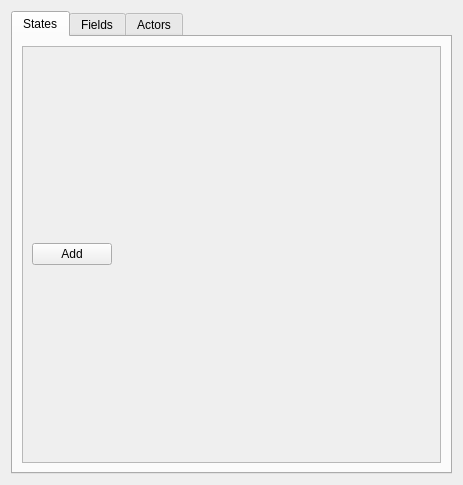
The window that plugins/Commands/Dialog/dialogcreateview.ui (KDE/simon) describes before a commit, drawn with Qt 5.
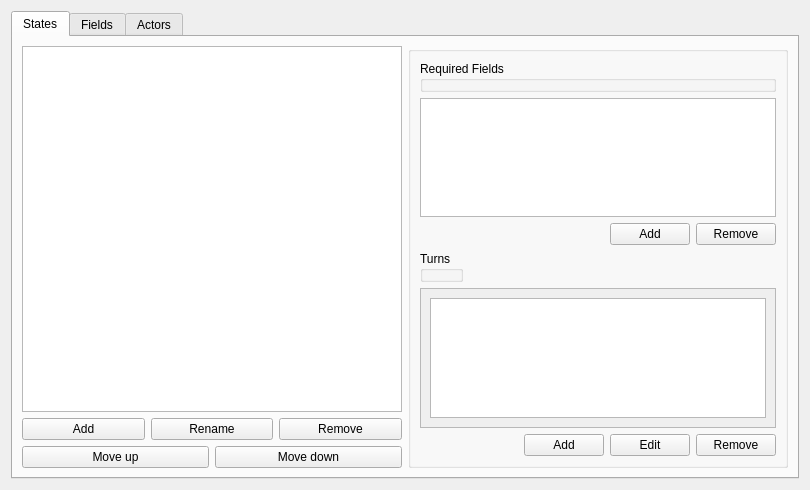
The same window after the commit. Custom widgets are drawn as their Qt base class.

Commit message: Added multiple turns within a state

```diff
--- a/plugins/Commands/Dialog/dialogcreateview.ui
+++ b/plugins/Commands/Dialog/dialogcreateview.ui
@@ -6,8 +6,8 @@
    <rect>
     <x>0</x>
     <y>0</y>
-    <width>463</width>
-    <height>485</height>
+    <width>810</width>
+    <height>490</height>
    </rect>
   </property>
   <property name="windowTitle">
@@ -23,8 +23,140 @@
       <attribute name="title">
        <string>States</string>
       </attribute>
+      <layout class="QHBoxLayout" name="horizontalLayout_9">
+       <item>
+        <layout class="QHBoxLayout" name="horizontalLayout_8">
+         <item>
+          <layout class="QVBoxLayout" name="verticalLayout_2">
+           <item>
+            <widget class="QListWidget" name="lwStates"/>
+           </item>
+           <item>
       <layout class="QHBoxLayout" name="horizontalLayout_2">
        <item>
+              <widget class="KPushButton" name="pbAddState">
+               <property name="text">
+                <string>Add</string>
+               </property>
+              </widget>
+             </item>
+             <item>
+              <widget class="KPushButton" name="pbRenameState">
+               <property name="text">
+                <string>Rename</string>
+               </property>
+              </widget>
+             </item>
+             <item>
+              <widget class="KPushButton" name="pbRemoveState">
+               <property name="text">
+                <string>Remove</string>
+               </property>
+              </widget>
+             </item>
+            </layout>
+           </item>
+           <item>
+            <layout class="QHBoxLayout" name="horizontalLayout_10">
+             <item>
+              <widget class="KPushButton" name="pbMoveStateUp">
+               <property name="text">
+                <string>Move up</string>
+               </property>
+              </widget>
+             </item>
+             <item>
+              <widget class="KPushButton" name="pbMoveStateDown">
+               <property name="text">
+                <string>Move down</string>
+               </property>
+              </widget>
+             </item>
+            </layout>
+           </item>
+          </layout>
+         </item>
+         <item>
+          <widget class="QGroupBox" name="groupBox_2">
+           <property name="title">
+            <string/>
+           </property>
+           <property name="flat">
+            <bool>false</bool>
+           </property>
+           <layout class="QVBoxLayout" name="verticalLayout">
+            <item>
+             <widget class="QGroupBox" name="gbRequiredFields">
+              <property name="title">
+               <string>Required Fields</string>
+              </property>
+              <property name="flat">
+               <bool>true</bool>
+              </property>
+             </widget>
+            </item>
+            <item>
+             <widget class="KListWidget" name="lwRequiredFields"/>
+            </item>
+            <item>
+             <layout class="QHBoxLayout" name="horizontalLayout_4">
+              <item>
+               <spacer name="horizontalSpacer">
+                <property name="orientation">
+                 <enum>Qt::Horizontal</enum>
+                </property>
+                <property name="sizeHint" stdset="0">
+                 <size>
+                  <width>40</width>
+                  <height>20</height>
+                 </size>
+                </property>
+               </spacer>
+              </item>
+              <item>
+               <widget class="KPushButton" name="pbAddRequiredField">
+                <property name="text">
+                 <string>Add</string>
+                </property>
+               </widget>
+              </item>
+              <item>
+               <widget class="KPushButton" name="pbRemoveRequiredField">
+                <property name="text">
+                 <string>Remove</string>
+                </property>
+               </widget>
+              </item>
+             </layout>
+            </item>
+            <item>
+             <layout class="QHBoxLayout" name="horizontalLayout_5">
+              <item>
+               <widget class="QGroupBox" name="gbTurns">
+                <property name="title">
+                 <string>Turns</string>
+                </property>
+                <property name="flat">
+                 <bool>true</bool>
+                </property>
+               </widget>
+              </item>
+              <item>
+               <spacer name="horizontalSpacer_4">
+                <property name="orientation">
+                 <enum>Qt::Horizontal</enum>
+                </property>
+                <property name="sizeHint" stdset="0">
+                 <size>
+                  <width>40</width>
+                  <height>20</height>
+                 </size>
+                </property>
+               </spacer>
+              </item>
+             </layout>
+            </item>
+            <item>
         <widget class="QScrollArea" name="scrollArea">
          <property name="frameShadow">
           <enum>QFrame::Plain</enum>
@@ -37,20 +169,22 @@
            <rect>
             <x>0</x>
             <y>0</y>
-            <width>433</width>
-            <height>431</height>
-           </rect>
-          </property>
-          <layout class="QHBoxLayout" name="horizontalLayout_4">
+                 <width>370</width>
+                 <height>157</height>
+                </rect>
+               </property>
+               <layout class="QVBoxLayout" name="verticalLayout_4">
            <item>
-            <widget class="QPushButton" name="pbAddState">
-             <property name="text">
-              <string>Add</string>
-             </property>
-            </widget>
+                 <widget class="KListWidget" name="lwTurns"/>
+                </item>
+               </layout>
+              </widget>
+             </widget>
            </item>
            <item>
-            <spacer name="horizontalSpacer_2">
+             <layout class="QHBoxLayout" name="horizontalLayout_7">
+              <item>
+               <spacer name="horizontalSpacer_3">
              <property name="orientation">
               <enum>Qt::Horizontal</enum>
              </property>
@@ -62,9 +196,33 @@
              </property>
             </spacer>
            </item>
-          </layout>
-         </widget>
-        </widget>
+              <item>
+               <widget class="KPushButton" name="pbAddTurn">
+                <property name="text">
+                 <string>Add</string>
+                </property>
+               </widget>
+              </item>
+              <item>
+               <widget class="KPushButton" name="pbEditTurn">
+                <property name="text">
+                 <string>Edit</string>
+                </property>
+               </widget>
+              </item>
+              <item>
+               <widget class="KPushButton" name="pbRemoveTurn">
+                <property name="text">
+                 <string>Remove</string>
+                </property>
+               </widget>
+              </item>
+             </layout>
+            </item>
+           </layout>
+          </widget>
+         </item>
+        </layout>
        </item>
       </layout>
      </widget>
@@ -180,6 +338,11 @@
    <extends>QPushButton</extends>
    <header>kpushbutton.h</header>
   </customwidget>
+  <customwidget>
+   <class>KListWidget</class>
+   <extends>QListWidget</extends>
+   <header>klistwidget.h</header>
+  </customwidget>
   <customwidget>
    <class>KTabWidget</class>
    <extends>QTabWidget</extends>
```
Lines whose indentation alone changed are shown as unchanged. The commit also changes 14 other files.
